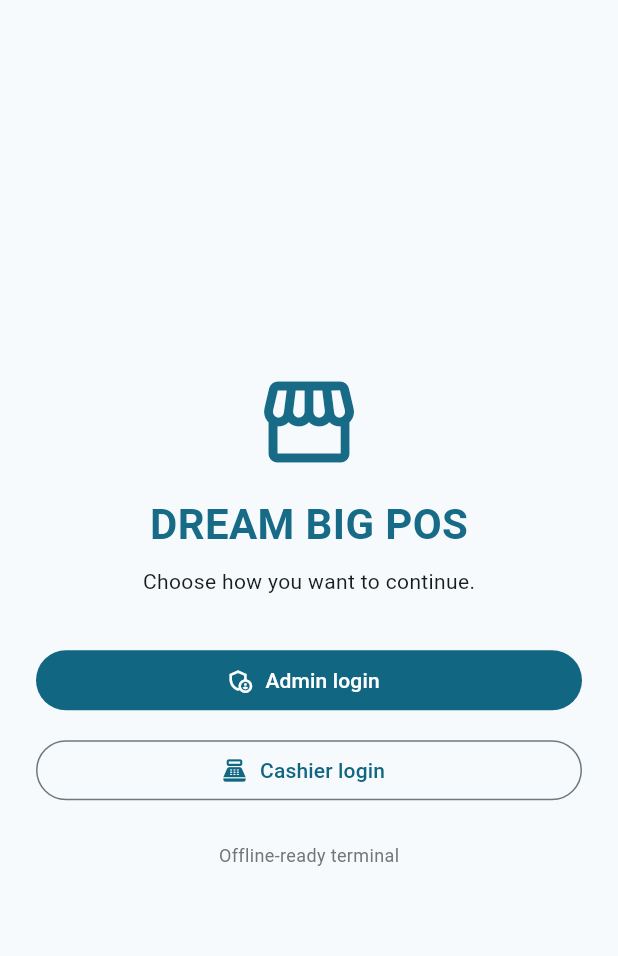
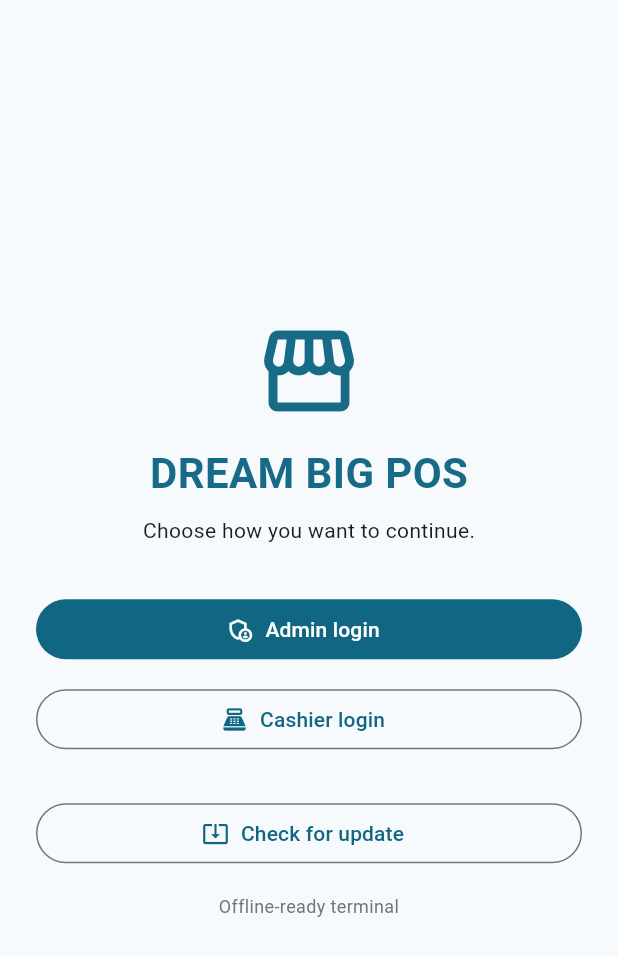
Before and after one commit to valjimpacatang1105cdcpa-bit/dream-big-pos, a Flutter app: the screen it shows after launch, on a phone screen of 412 x 824 dp. Shown: the top 956 px of the screen. Run offline on Flutter 3.47's test engine with Material 3 defaults, Android fonts, the phone set to English and light mode, and no system bars; our stand-ins replace file_picker, open_filex, package_info_plus, shared_preferences, sqflite; accounts and stored records are empty.

Commit message:
Move update area to bottom of role selection with in-app Download & Install for all users
Co-authored-by: Copilot App <223556219+Copilot@users.noreply.github.com>

```diff
--- a/lib/main.dart
+++ b/lib/main.dart
@@ -47,136 +47,13 @@ bool get _isFlutterTest {
   }
 }
 
-Future<UpdateCheckResult> _defaultSilentUpdateCheck() async {
-  final info = await PackageInfo.fromPlatform();
-  return UpdateChecker().checkForUpdate(currentVersion: info.version);
-}
-
-class RoleSelectionScreen extends StatefulWidget {
+class RoleSelectionScreen extends StatelessWidget {
   const RoleSelectionScreen({super.key, this.updateCheck, this.versionLabel});
 
   /// Injectable silent update check. When null, the real GitHub check runs
   /// (but never under flutter test).
   final SilentUpdateCheck? updateCheck;
   final String? versionLabel;
-
-  @override
-  State<RoleSelectionScreen> createState() => _RoleSelectionScreenState();
-}
-
-class _RoleSelectionScreenState extends State<RoleSelectionScreen>
-    with WidgetsBindingObserver {
-  static String? _dismissedTag;
-  ReleaseInfo? newRelease;
-  DateTime? lastCheck;
-  bool checking = false;
-  String version = '';
-
-  @override
-  void initState() {
-    super.initState();
-    WidgetsBinding.instance.addObserver(this);
-    loadVersion();
-    silentCheck();
-  }
-
-  @override
-  void dispose() {
-    WidgetsBinding.instance.removeObserver(this);
-    super.dispose();
-  }
-
-  @override
-  void didChangeAppLifecycleState(AppLifecycleState state) {
-    if (state != AppLifecycleState.resumed) return;
-    final last = lastCheck;
-    if (last == null ||
-        DateTime.now().difference(last) >= kUpdateRecheckInterval) {
-      silentCheck();
-    }
-  }
-
-  Future<void> loadVersion() async {
-    if (widget.versionLabel != null) {
-      version = widget.versionLabel!;
-      return;
-    }
-    if (_isFlutterTest) return;
-    try {
-      final info = await PackageInfo.fromPlatform();
-      if (!mounted) return;
-      setState(() => version = '${info.version}+${info.buildNumber}');
-    } catch (_) {}
-  }
-
-  Future<void> silentCheck() async {
-    if (checking) return;
-    final check =
-        widget.updateCheck ??
-        (_isFlutterTest ? null : _defaultSilentUpdateCheck);
-    if (check == null) return;
-    checking = true;
-    lastCheck = DateTime.now();
-    try {
-      final outcome = await check().timeout(const Duration(seconds: 12));
-      if (!mounted) return;
-      if (outcome.hasUpdate && outcome.release != null) {
-        setState(() => newRelease = outcome.release);
-      }
-    } catch (_) {
-      // Offline or failed: stay silent.
-    } finally {
-      checking = false;
-    }
-  }
-
-  Widget buildUpdateBanner(BuildContext context) {
-    final release = newRelease;
-    if (release == null || _dismissedTag == release.tagName) {
-      return const SizedBox.shrink();
-    }
-    return Card(
-      color: const Color(0xFFE8F5E9),
-      margin: const EdgeInsets.only(bottom: 20),
-      child: Padding(
-        padding: const EdgeInsets.all(12),
-        child: Column(
-          crossAxisAlignment: CrossAxisAlignment.start,
-          children: [
-            Row(
-              children: [
-                const Icon(Icons.system_update, color: Color(0xFF2E7D32)),
-                const SizedBox(width: 8),
-                Expanded(
-                  child: Text(
-                    'May bagong update: ${release.tagName} — I-update na',
-                    style: const TextStyle(fontWeight: FontWeight.bold),
-                  ),
-                ),
-              ],
-            ),
-            const SizedBox(height: 8),
-            Row(
-              children: [
-                FilledButton(
-                  onPressed: () => Navigator.of(context).push(
-                    MaterialPageRoute(builder: (_) => const _AboutScreen()),
-                  ),
-                  child: const Text('Update now'),
-                ),
-                const SizedBox(width: 8),
-                TextButton(
-                  onPressed: () =>
-                      setState(() => _dismissedTag = release.tagName),
-                  child: const Text('Later'),
-                ),
-              ],
-            ),
-          ],
-        ),
-      ),
-    );
-  }
 
   @override
   Widget build(BuildContext context) {
@@ -206,7 +83,6 @@ class _RoleSelectionScreenState extends State<RoleSelectionScreen>
                   const SizedBox(height: 8),
                   const Text('Choose how you want to continue.'),
                   const SizedBox(height: 32),
-                  buildUpdateBanner(context),
                   SizedBox(
                     width: double.infinity,
                     child: FilledButton.icon(
@@ -237,11 +113,10 @@ class _RoleSelectionScreenState extends State<RoleSelectionScreen>
                     ),
                   ),
                   const SizedBox(height: 24),
-                  Text(
-                    version.isEmpty
-                        ? 'Offline-ready terminal'
-                        : 'Version $version · Offline-ready terminal',
-                    style: TextStyle(color: Colors.grey.shade600, fontSize: 12),
+                  UpdatePanel(
+                    updateCheck: updateCheck,
+                    versionLabel: versionLabel,
+                    silentOnOpen: true,
                   ),
                 ],
               ),
@@ -1104,56 +979,143 @@ class _AdminFeatureCard extends StatelessWidget {
   }
 }
 
-/// Shows the installed app version and offers an on-demand (never
-/// automatic/background) "Check for update" action against the project's
-/// GitHub Releases. Network failures are handled gracefully and never affect
-/// the app's offline POS functionality.
-class _AboutScreen extends StatefulWidget {
+/// Shows the installed app version and an "Update" area used by both the
+/// first screen and About. Manual checks report failures; the silent check
+/// (on open and on resume, at most every [kUpdateRecheckInterval]) never
+/// surfaces errors and never blocks the offline POS.
+class _AboutScreen extends StatelessWidget {
   const _AboutScreen();
 
   @override
-  State<_AboutScreen> createState() => _AboutScreenState();
-}
-
-class _AboutScreenState extends State<_AboutScreen> {
+  Widget build(BuildContext context) {
+    return Scaffold(
+      appBar: AppBar(title: const Text('About')),
+      body: ListView(
+        padding: const EdgeInsets.all(16),
+        children: const [
+          UpdatePanel(showVersionCard: true),
+          SizedBox(height: 12),
+          Card(
+            child: ListTile(
+              leading: Icon(Icons.cloud_off),
+              title: Text('Offline-only app'),
+              subtitle: Text(
+                'The update check is optional and on-demand. Core POS '
+                'features keep working fully offline even if this fails.',
+              ),
+            ),
+          ),
+        ],
+      ),
+    );
+  }
+}
+
+class UpdatePanel extends StatefulWidget {
+  const UpdatePanel({
+    super.key,
+    this.updateCheck,
+    this.versionLabel,
+    this.silentOnOpen = false,
+    this.showVersionCard = false,
+  });
+
+  final SilentUpdateCheck? updateCheck;
+  final String? versionLabel;
+  final bool silentOnOpen;
+  final bool showVersionCard;
+
+  @override
+  State<UpdatePanel> createState() => _UpdatePanelState();
+}
+
+class _UpdatePanelState extends State<UpdatePanel> with WidgetsBindingObserver {
   String version = '';
   bool checking = false;
   UpdateCheckResult? result;
+  DateTime? lastCheck;
 
   @override
   void initState() {
     super.initState();
+    WidgetsBinding.instance.addObserver(this);
     loadVersion();
+    if (widget.silentOnOpen) runCheck(silent: true);
+  }
+
+  @override
+  void dispose() {
+    WidgetsBinding.instance.removeObserver(this);
+    super.dispose();
+  }
+
+  @override
+  void didChangeAppLifecycleState(AppLifecycleState state) {
+    if (state != AppLifecycleState.resumed || !widget.silentOnOpen) return;
+    final last = lastCheck;
+    if (downloading) return;
+    if (last == null ||
+        DateTime.now().difference(last) >= kUpdateRecheckInterval) {
+      runCheck(silent: true);
+    }
   }
 
   Future<void> loadVersion() async {
+    if (widget.versionLabel != null) {
+      version = widget.versionLabel!;
+      return;
+    }
+    if (_isFlutterTest) return;
     try {
       final info = await PackageInfo.fromPlatform();
       if (!mounted) return;
       setState(() => version = '${info.version}+${info.buildNumber}');
     } catch (_) {
-      // Package info can fail on unsupported test/platform setups; the
-      // update check still works using the pubspec version fallback.
       if (!mounted) return;
       setState(() => version = 'unknown');
     }
   }
 
-  Future<void> checkForUpdate() async {
+  Future<UpdateCheckResult> defaultCheck() async {
+    var current = version.split('+').first;
+    if (current.isEmpty || current == 'unknown') {
+      final info = await PackageInfo.fromPlatform();
+      current = info.version;
+    }
+    return UpdateChecker().checkForUpdate(currentVersion: current);
+  }
+
+  Future<void> runCheck({required bool silent}) async {
+    if (checking) return;
+    final check =
+        widget.updateCheck ?? (silent && _isFlutterTest ? null : defaultCheck);
+    if (check == null) return;
+    lastCheck = DateTime.now();
     setState(() {
       checking = true;
-      result = null;
+      if (!silent) result = null;
     });
-    final currentVersion = version.split('+').first;
-    final outcome = await UpdateChecker().checkForUpdate(
-      currentVersion: currentVersion,
-    );
+    UpdateCheckResult outcome;
+    try {
+      outcome = await check().timeout(const Duration(seconds: 12));
+    } catch (_) {
+      outcome = const UpdateCheckResult(
+        hasUpdate: false,
+        errorMessage:
+            'Could not check for updates. Please verify your internet '
+            'connection. The app continues to work fully offline.',
+      );
+    }
     if (!mounted) return;
     setState(() {
       checking = false;
+      if (!silent || (outcome.hasUpdate && outcome.release != null)) {
         result = outcome;
+      }
     });
   }
+
+  Future<void> checkForUpdate() => runCheck(silent: false);
 
   Future<void> openDownload(String url) async {
     final uri = Uri.tryParse(url);
@@ -1253,11 +1215,10 @@ class _AboutScreenState extends State<_AboutScreen> {
   @override
   Widget build(BuildContext context) {
     final outcome = result;
-    return Scaffold(
-      appBar: AppBar(title: const Text('About')),
-      body: ListView(
-        padding: const EdgeInsets.all(16),
+    return Column(
+      crossAxisAlignment: CrossAxisAlignment.stretch,
       children: [
+        if (widget.showVersionCard)
           Card(
             child: ListTile(
               leading: const Icon(Icons.storefront, color: Color(0xFF176B87)),
@@ -1267,9 +1228,9 @@ class _AboutScreenState extends State<_AboutScreen> {
               ),
             ),
           ),
-          const SizedBox(height: 12),
-          FilledButton.icon(
-            onPressed: checking ? null : checkForUpdate,
+        const SizedBox(height: 4),
+        OutlinedButton.icon(
+          onPressed: checking || downloading ? null : checkForUpdate,
           icon: checking
               ? const SizedBox(
                   width: 16,
@@ -1279,7 +1240,7 @@ class _AboutScreenState extends State<_AboutScreen> {
               : const Icon(Icons.system_update_alt),
           label: Text(checking ? 'Checking…' : 'Check for update'),
         ),
-          const SizedBox(height: 12),
+        const SizedBox(height: 8),
         if (outcome != null) ...[
           if (outcome.failed)
             Card(
@@ -1295,7 +1256,7 @@ class _AboutScreenState extends State<_AboutScreen> {
               color: const Color(0xFFE8F5E9),
               child: ListTile(
                 leading: const Icon(Icons.new_releases_outlined),
-                  title: Text('Update available: ${outcome.release!.tagName}'),
+                title: Text('May bagong update: ${outcome.release!.tagName}'),
                 subtitle: Text(
                   downloading
                       ? 'Downloading… ${progressPercent == null ? '' : '$progressPercent%'}'
@@ -1342,19 +1303,18 @@ class _AboutScreenState extends State<_AboutScreen> {
               ),
             ),
         ],
-          const SizedBox(height: 12),
-          const Card(
-            child: ListTile(
-              leading: Icon(Icons.cloud_off),
-              title: Text('Offline-only app'),
-              subtitle: Text(
-                'The update check is optional and on-demand. Core POS '
-                'features keep working fully offline even if this fails.',
-              ),
-            ),
-          ),
-        ],
-      ),
+        if (!widget.showVersionCard)
+          Padding(
+            padding: const EdgeInsets.only(top: 8),
+            child: Text(
+              version.isEmpty
+                  ? 'Offline-ready terminal'
+                  : 'Version $version · Offline-ready terminal',
+              textAlign: TextAlign.center,
+              style: TextStyle(color: Colors.grey.shade600, fontSize: 12),
+            ),
+          ),
+      ],
     );
   }
 }
```
Also changed, not shown: 1 other file. Lines whose indentation alone changed are shown as unchanged.
